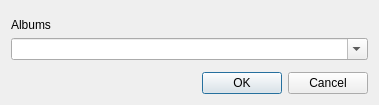
The window that albumselectordlg.ui (kernel1024/qmanga) describes before a commit, drawn with Qt 5.
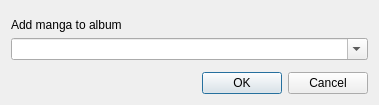
The same window after the commit.

Commit message: Opening single image file, opening image from clipboard, deletion album with right click on albums list, changing cover image for manga in index.

```diff
--- a/albumselectordlg.ui
+++ b/albumselectordlg.ui
@@ -30,7 +30,7 @@
    <item>
     <widget class="QLabel" name="label">
      <property name="text">
-      <string>Albums</string>
+      <string>Add manga to album</string>
      </property>
      <property name="buddy">
       <cstring>listAlbums</cstring>
```
Left out of the diff: 2 changed lines with no effect on the pictures. The commit also changes 27 other files.
